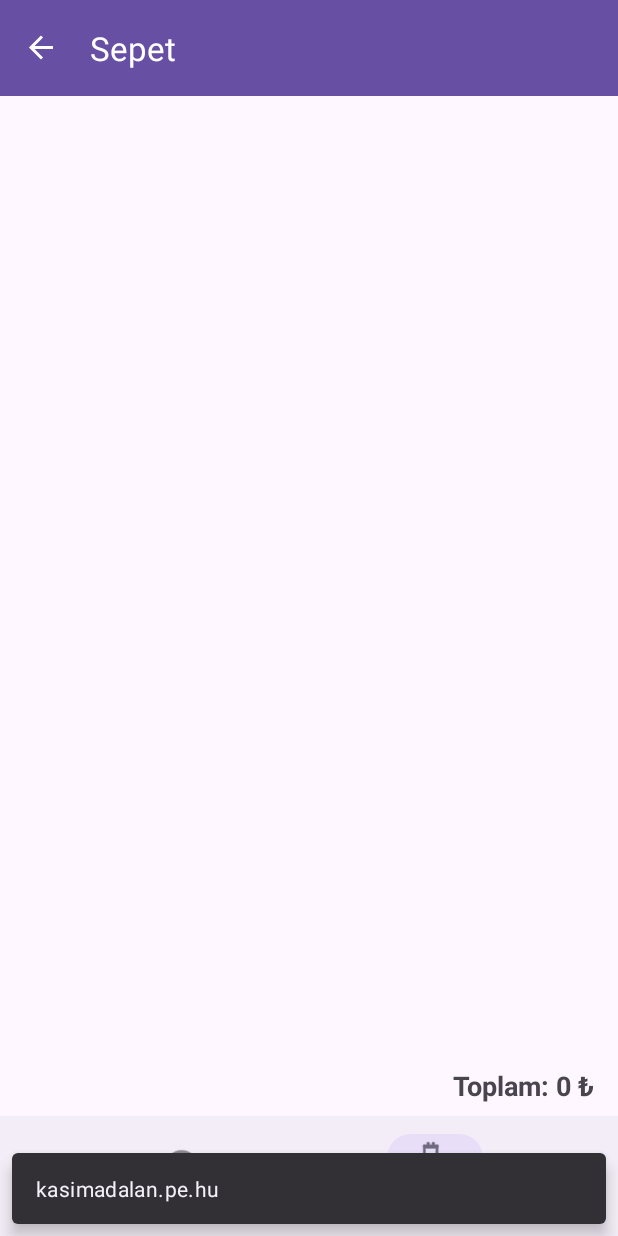
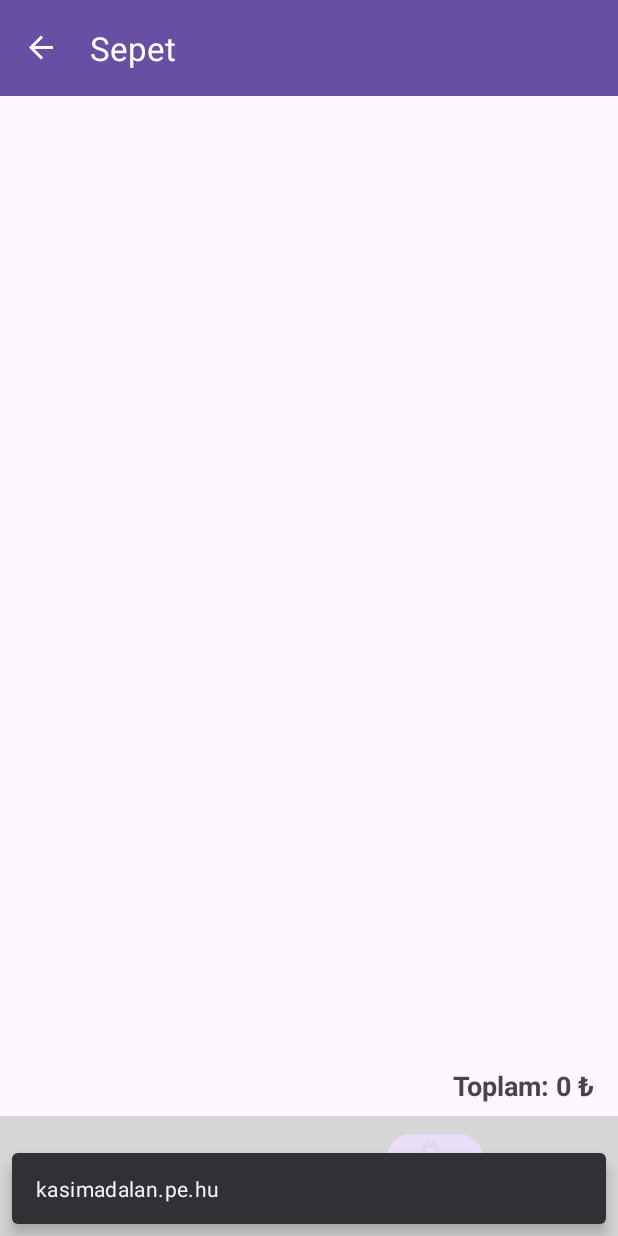
Before and after one commit to MertYigit0/ETicaret, an Android app: the CartFragment screen opened through its navigation route, on a phone screen of 412 x 824 dp. Run offline under Robolectric (Android 15) with nearby library versions, the phone set to English and light mode, and no system bars; our stand-ins replace navigation-ui.

```diff
--- a/app/src/main/java/com/example/eticaret/data/remote/ApiService.kt
+++ b/app/src/main/java/com/example/eticaret/data/remote/ApiService.kt
@@ -28,14 +28,6 @@ interface ApiService {
     ): Response<ApiResponse>
 
     @FormUrlEncoded
-    @POST("sepetUrunGuncelle.php")
-    suspend fun updateCartItemQuantity(
-        @Field("sepetId") sepetId: Int,
-        @Field("siparisAdeti") siparisAdeti: Int,
-        @Field("kullaniciAdi") kullaniciAdi: String
-    ): Response<ApiResponse>
-
-    @FormUrlEncoded
     @POST("sepettenUrunSil.php")
     suspend fun removeProductFromCart(
         @Field("sepetId") sepetId: Int,
--- a/app/src/main/res/layout/activity_main.xml
+++ b/app/src/main/res/layout/activity_main.xml
@@ -30,6 +30,9 @@
         android:layout_width="match_parent"
         android:layout_height="wrap_content"
         android:layout_gravity="bottom"
+        android:background="@color/nav_background"
+        app:itemIconTint="@color/bottom_nav_colors"
+        app:itemTextColor="@color/bottom_nav_colors"
         app:menu="@menu/bottom_nav"
         app:layout_constraintBottom_toBottomOf="parent" />
 
```
Also changed, not shown: app/src/main/java/com/example/eticaret/ui/productdetail/ProductDetailFragment.kt (+10 -3 lines), app/src/main/java/com/example/eticaret/ui/productlist/ProductListFragment.kt (+6 -2 lines), app/src/main/java/com/example/eticaret/util/Extensions.kt (line endings or trailing spaces), app/src/main/java/com/example/eticaret/util/Resource.kt (line endings or trailing spaces).
